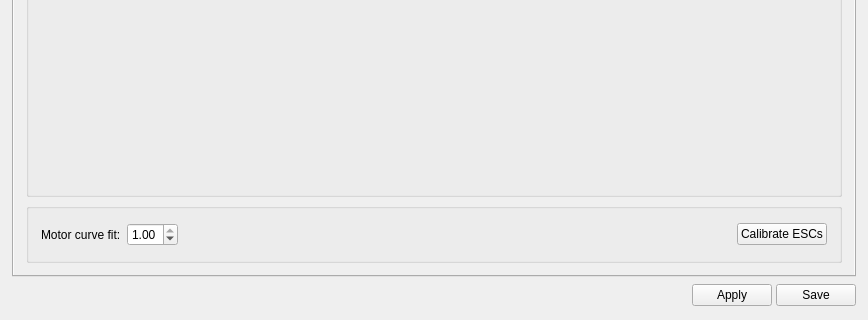
Old version of the form ground/gcs/src/plugins/config/output.ui in the repository d-ronin/dRonin; both pictures show x 0 to 868 and y 431 to 751 of the 868 by 751 pixel window.
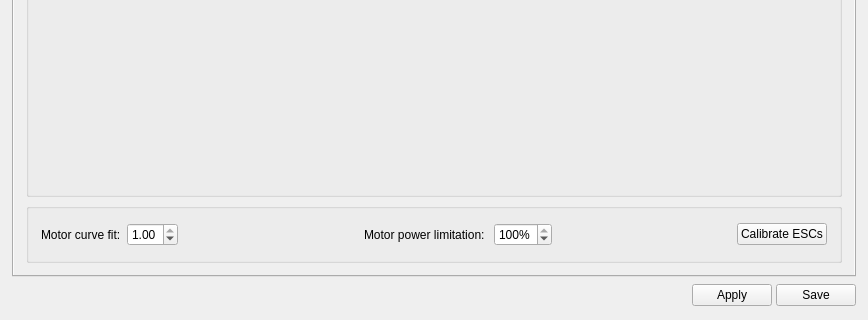
New version of the form. Icons and pictures are not drawn.

Commit message: gcs: output pane: add motor gain

Diff of the .ui file:
```diff
--- a/ground/gcs/src/plugins/config/output.ui
+++ b/ground/gcs/src/plugins/config/output.ui
@@ -1121,6 +1121,51 @@
                   </property>
                  </spacer>
                 </item>
+                <item>
+                 <widget class="QLabel" name="label_2">
+                  <property name="text">
+                   <string>Motor power limitation: </string>
+                  </property>
+                 </widget>
+                </item>
+                <item>
+                 <widget class="QDoubleSpinBox" name="motorPowerGain">
+                  <property name="toolTip">
+                   <string>&lt;html&gt;&lt;head/&gt;&lt;body&gt;&lt;p&gt;Motor curve fit can be used for correct for nonlinearity in motor output.  If you experience oscillation at high power but are otherwise well-tuned, consider lowering motor curve fit some.  Values between 0.5 (square-root) and 1.0 (no linearization) are sensible.  This is a more rational subtitute for Throttle PID Attenutation (TPA).&lt;/p&gt;&lt;p&gt;Note that some re-tuning may be required after changing &lt;/p&gt;&lt;p&gt;this value.&lt;/p&gt;&lt;/body&gt;&lt;/html&gt;</string>
+                  </property>
+                  <property name="suffix">
+                   <string>%</string>
+                  </property>
+                  <property name="decimals">
+                   <number>0</number>
+                  </property>
+                  <property name="minimum">
+                   <double>50.000000000000000</double>
+                  </property>
+                  <property name="maximum">
+                   <double>100.000000000000000</double>
+                  </property>
+                  <property name="singleStep">
+                   <double>0.010000000000000</double>
+                  </property>
+                  <property name="value">
+                   <double>100.000000000000000</double>
+                  </property>
+                 </widget>
+                </item>
+                <item>
+                 <spacer name="horizontalSpacer_6">
+                  <property name="orientation">
+                   <enum>Qt::Horizontal</enum>
+                  </property>
+                  <property name="sizeHint" stdset="0">
+                   <size>
+                    <width>40</width>
+                    <height>20</height>
+                   </size>
+                  </property>
+                 </spacer>
+                </item>
                 <item>
                  <widget class="QPushButton" name="calibrateESC">
                   <property name="text">
```
The commit also changes 1 other file.
